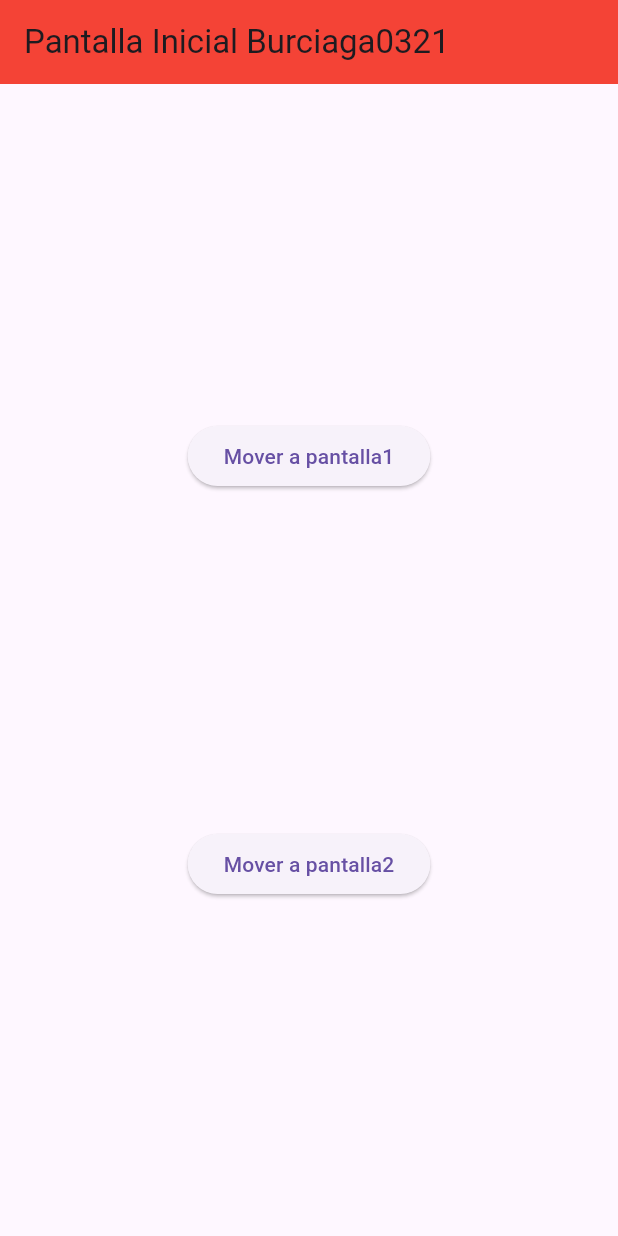
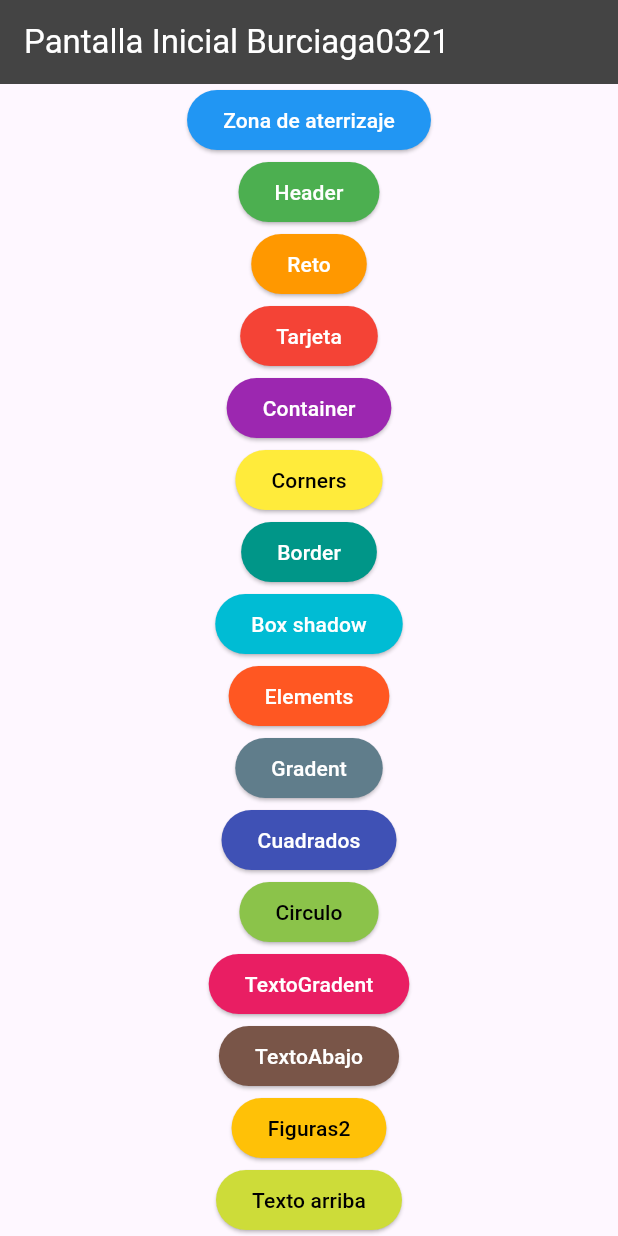
Before and after one commit to BurciagaAA128/Ull-Disenos-0321, a Flutter app: the screen it shows after launch, on a phone screen of 412 x 824 dp. Run offline on Flutter 3.47's test engine with Material 3 defaults, Android fonts, the phone set to English and light mode, and no system bars.

Commit message:
Update pantallainicial_0321.dart

```diff
--- a/lib/pantallainicial_0321.dart
+++ b/lib/pantallainicial_0321.dart
@@ -1,6 +1,7 @@
 import 'package:flutter/material.dart';
 //PantallaInicial_0321
 
+// ignore: camel_case_types
 class PantallaInicial_0321 extends StatelessWidget {
   const PantallaInicial_0321({Key? key}) : super(key: key);
 
@@ -8,8 +9,9 @@ class PantallaInicial_0321 extends StatelessWidget {
   Widget build(BuildContext context) {
     return Scaffold(
       appBar: AppBar(
-        title: Text("Pantalla Inicial Burciaga0321"),
-        backgroundColor: Colors.red,
+        title: const Text("Pantalla Inicial Burciaga0321",
+            style: TextStyle(color: Colors.white)),
+        backgroundColor: Color(0xff444444),
       ),
       body: Center(
         child: Column(
@@ -19,13 +21,161 @@ class PantallaInicial_0321 extends StatelessWidget {
               onPressed: () {
                 Navigator.pushNamed(context, "/Pantalla1_0321");
               },
-              child: Text("Mover a pantalla1"),
+              style: ElevatedButton.styleFrom(
+                primary: Colors.blue, // Cambia el color de fondo del botón
+                onPrimary: Colors.white, // Cambia el color del texto del botón
+              ),
+              child: const Text("Zona de aterrizaje"),
             ),
             ElevatedButton(
               onPressed: () {
                 Navigator.pushNamed(context, "/Pantalla2_0321");
               },
-              child: Text("Mover a pantalla2"),
+              style: ElevatedButton.styleFrom(
+                primary: Colors.green,
+                onPrimary: Colors.white,
+              ),
+              child: const Text("Header"),
+            ),
+            ElevatedButton(
+              onPressed: () {
+                Navigator.pushNamed(context, "/Pantalla3_0321");
+              },
+              style: ElevatedButton.styleFrom(
+                primary: Colors.orange,
+                onPrimary: Colors.white,
+              ),
+              child: const Text("Reto"),
+            ),
+            ElevatedButton(
+              onPressed: () {
+                Navigator.pushNamed(context, "/Pantalla4_0321");
+              },
+              style: ElevatedButton.styleFrom(
+                primary: Colors.red,
+                onPrimary: Colors.white,
+              ),
+              child: const Text("Tarjeta"),
+            ),
+            ElevatedButton(
+              onPressed: () {
+                Navigator.pushNamed(context, "/Pantalla5_0321");
+              },
+              style: ElevatedButton.styleFrom(
+                primary: Colors.purple,
+                onPrimary: Colors.white,
+              ),
+              child: const Text("Container"),
+            ),
+            ElevatedButton(
+              onPressed: () {
+                Navigator.pushNamed(context, "/Pantalla6_0321");
+              },
+              style: ElevatedButton.styleFrom(
+                primary: Colors.yellow,
+                onPrimary: Colors.black,
+              ),
+              child: const Text("Corners"),
+            ),
+            ElevatedButton(
+              onPressed: () {
+                Navigator.pushNamed(context, "/Pantalla7_0321");
+              },
+              style: ElevatedButton.styleFrom(
+                primary: Colors.teal,
+                onPrimary: Colors.white,
+              ),
+              child: const Text("Border"),
+            ),
+            ElevatedButton(
+              onPressed: () {
+                Navigator.pushNamed(context, "/Pantalla8_0321");
+              },
+              style: ElevatedButton.styleFrom(
+                primary: Colors.cyan,
+                onPrimary: Colors.white,
+              ),
+              child: const Text("Box shadow"),
+            ),
+            ElevatedButton(
+              onPressed: () {
+                Navigator.pushNamed(context, "/Pantalla9_0321");
+              },
+              style: ElevatedButton.styleFrom(
+                primary: Colors.deepOrange,
+                onPrimary: Colors.white,
+              ),
+              child: const Text("Elements"),
+            ),
+            ElevatedButton(
+              onPressed: () {
+                Navigator.pushNamed(context, "/Pantalla10_0321");
+              },
+              style: ElevatedButton.styleFrom(
+                primary: Colors.blueGrey,
+                onPrimary: Colors.white,
+              ),
+              child: const Text("Gradent"),
+            ),
+            ElevatedButton(
+              onPressed: () {
+                Navigator.pushNamed(context, "/Pantalla11_0321");
+              },
+              style: ElevatedButton.styleFrom(
+                primary: Colors.indigo,
+                onPrimary: Colors.white,
+              ),
+              child: const Text("Cuadrados"),
+            ),
+            ElevatedButton(
+              onPressed: () {
+                Navigator.pushNamed(context, "/Pantalla12_0321");
+              },
+              style: ElevatedButton.styleFrom(
+                primary: Colors.lightGreen,
+                onPrimary: Colors.black,
+              ),
+              child: const Text("Circulo"),
+            ),
+            ElevatedButton(
+              onPressed: () {
+                Navigator.pushNamed(context, "/Pantalla13_0321");
+              },
+              style: ElevatedButton.styleFrom(
+                primary: Colors.pink,
+                onPrimary: Colors.white,
+              ),
+              child: const Text("TextoGradent"),
+            ),
+            ElevatedButton(
+              onPressed: () {
+                Navigator.pushNamed(context, "/Pantalla14_0321");
+              },
+              style: ElevatedButton.styleFrom(
+                primary: Colors.brown,
+                onPrimary: Colors.white,
+              ),
+              child: const Text("TextoAbajo"),
+            ),
+            ElevatedButton(
+              onPressed: () {
+                Navigator.pushNamed(context, "/Pantalla15_0321");
+              },
+              style: ElevatedButton.styleFrom(
+                primary: Colors.amber,
+                onPrimary: Colors.black,
+              ),
+              child: const Text("Figuras2"),
+            ),
+            ElevatedButton(
+              onPressed: () {
+                Navigator.pushNamed(context, "/Pantalla16_0321");
+              },
+              style: ElevatedButton.styleFrom(
+                primary: Colors.lime,
+                onPrimary: Colors.black,
+              ),
+              child: const Text("Texto arriba"),
             ),
           ], //Fin niños widget
         ),
```
